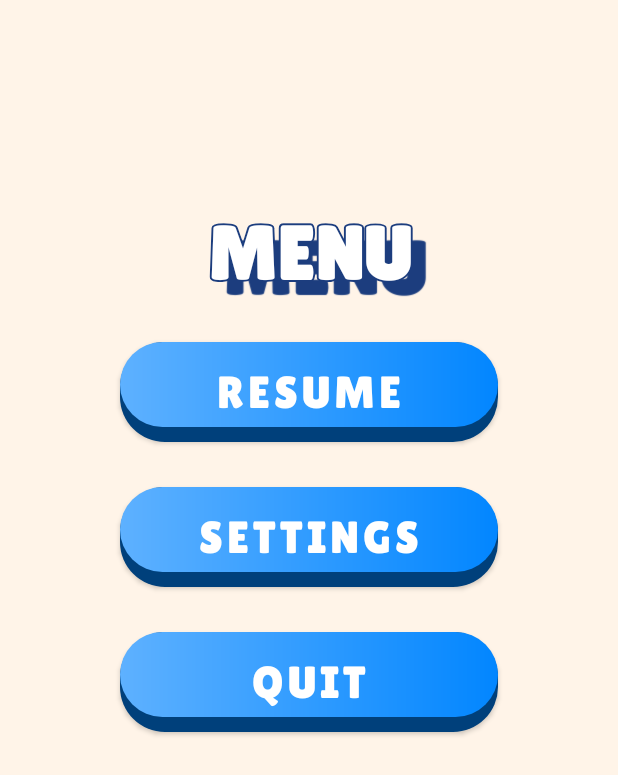
After one commit to Scoopdiddy-whoop/MOBDEVE, an Android app: the layout menu_dialog.xml on its own in the app's theme, with its tools: preview values and no code run, on a phone screen of 412 x 824 dp. The commit adds this screen. Shown: the top 775 px of the screen. Run offline under Robolectric (Android 15) with nearby library versions, the phone set to English and light mode, and no system bars.

Commit message:
Added Menu Dialog

```diff
--- a/app/src/main/AndroidManifest.xml
+++ b/app/src/main/AndroidManifest.xml
@@ -16,6 +16,7 @@
                 <category android:name="android.intent.category.LAUNCHER" />
             </intent-filter>
         </activity>
+
     </application>
 
 </manifest>
--- /dev/null
+++ b/app/src/main/res/drawable/menu_bg.xml
@@ -0,0 +1,20 @@
+<?xml version="1.0" encoding="utf-8"?>
+<layer-list xmlns:android="http://schemas.android.com/apk/res/android">
+
+    <!-- White Top color -->
+    <item android:bottom="15px">
+
+        <shape  android:shape="rectangle">
+            <solid android:color="@color/cream" />
+            <padding android:bottom="10dp"
+                android:top="10dp"
+                android:left="20dp"
+                android:right="20dp"/>
+
+            <!--            Button TOP Color -->
+        </shape>
+
+    </item>
+
+
+</layer-list>
--- /dev/null
+++ b/app/src/main/res/layout/menu_dialog.xml
@@ -0,0 +1,98 @@
+<?xml version="1.0" encoding="utf-8"?>
+<RelativeLayout xmlns:android="http://schemas.android.com/apk/res/android"
+    android:layout_width="match_parent"
+    android:layout_height="match_parent"
+    xmlns:app="http://schemas.android.com/apk/res-auto"
+    android:background="#FFF4E8"
+    >
+
+
+
+
+    <androidx.constraintlayout.widget.ConstraintLayout
+        android:layout_width="match_parent"
+        android:layout_height="match_parent">
+
+        <com.mobdeve.s18.cuevas.alfonso.legitcheckers.TextViewOutline
+            android:id="@+id/title"
+            android:layout_width="match_parent"
+            android:layout_height="wrap_content"
+            android:layout_marginTop="140dp"
+            android:fontFamily="@font/lilitiaone"
+            android:gravity="center"
+            android:letterSpacing="0.01"
+            android:shadowColor="@color/head_blue"
+            android:shadowDx="15"
+            android:shadowDy="15"
+            android:shadowRadius="0.1"
+            android:text="MENU"
+            android:textColor="@color/white"
+            android:textSize="50sp"
+            android:textStyle="bold"
+            app:outlineColor="@color/head_blue"
+            app:outlineSize="3dp"
+            app:layout_constraintTop_toTopOf="parent"
+            app:layout_constraintLeft_toLeftOf="parent"
+            app:layout_constraintRight_toRightOf="parent"/>
+
+        <Button
+            android:id="@+id/btn_resume"
+            android:layout_width="match_parent"
+            android:layout_height="wrap_content"
+            android:layout_marginHorizontal="80dp"
+            android:layout_marginTop="30dp"
+
+            android:paddingVertical="10dp"
+            app:backgroundTint = "@null"
+
+            android:text="Resume"
+            android:textSize="30sp"
+            android:fontFamily="@font/lilitiaone"
+            android:background="@drawable/rounded_corners"
+            app:layout_constraintTop_toBottomOf="@id/title"
+            app:layout_constraintRight_toRightOf="parent"
+            app:layout_constraintLeft_toLeftOf="parent"
+            />
+
+        <Button
+            android:id="@+id/btn_settings"
+            android:layout_width="match_parent"
+            android:layout_height="wrap_content"
+            android:layout_marginHorizontal="80dp"
+            android:layout_marginTop="30dp"
+
+            android:paddingVertical="10dp"
+            app:backgroundTint = "@null"
+
+            android:text="Settings"
+            android:textSize="30sp"
+            android:fontFamily="@font/lilitiaone"
+            android:background="@drawable/rounded_corners"
+            app:layout_constraintTop_toBottomOf="@id/btn_resume"
+            app:layout_constraintRight_toRightOf="parent"
+            app:layout_constraintLeft_toLeftOf="parent"
+            />
+
+        <Button
+            android:id="@+id/btn_quit"
+            android:layout_width="match_parent"
+            android:layout_height="wrap_content"
+            android:layout_marginHorizontal="80dp"
+            android:layout_marginTop="30dp"
+
+            android:paddingVertical="10dp"
+            app:backgroundTint = "@null"
+
+            android:text="Quit"
+            android:textSize="30sp"
+            android:fontFamily="@font/lilitiaone"
+            android:background="@drawable/rounded_corners"
+            app:layout_constraintTop_toBottomOf="@id/btn_settings"
+            app:layout_constraintRight_toRightOf="parent"
+            app:layout_constraintLeft_toLeftOf="parent"
+            />
+
+
+    </androidx.constraintlayout.widget.ConstraintLayout>
+
+</RelativeLayout>
--- a/app/src/main/res/values/colors.xml
+++ b/app/src/main/res/values/colors.xml
@@ -10,4 +10,5 @@
     <color name="dark_blue">#16799C</color>
     <color name="head_blue">#1C3D7E</color>
     <color name="button_blue">#0759A5</color>
+    <color name="cream">#FFF4E8</color>
 </resources>
```
